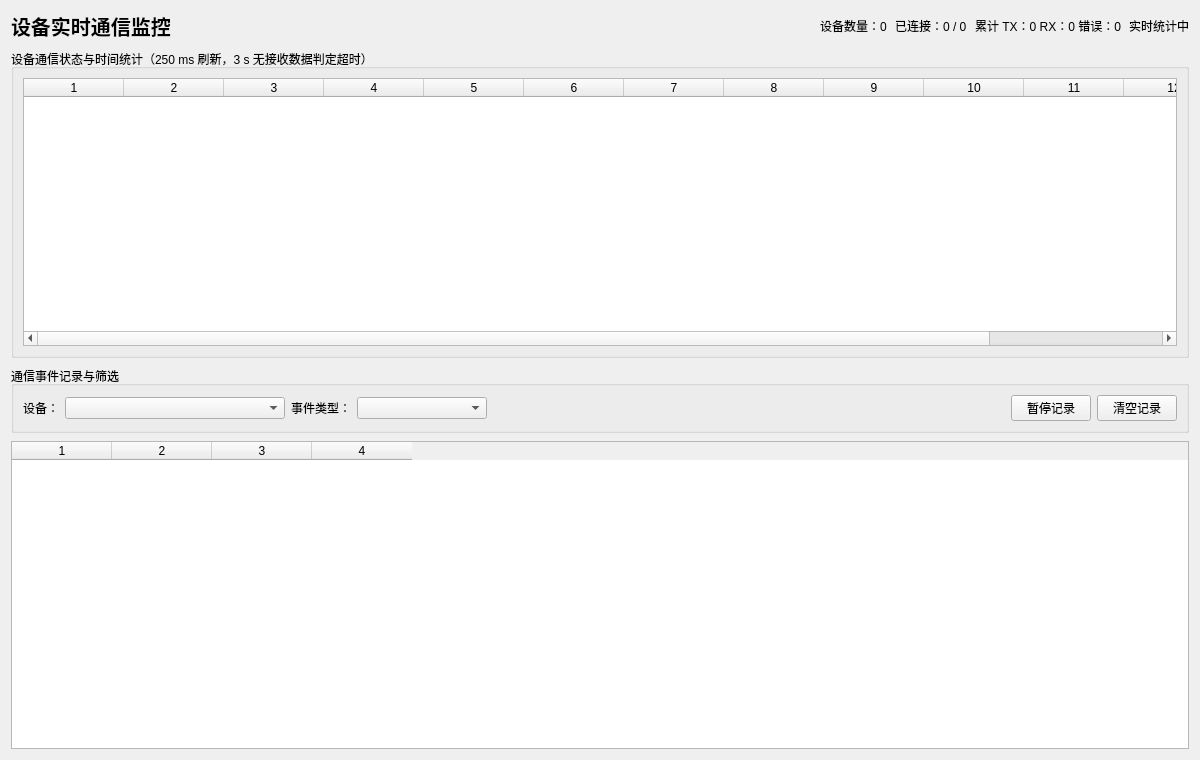
niudamei/IndustrialHub, file src/pages/MonitorPage.ui: the form before one commit.
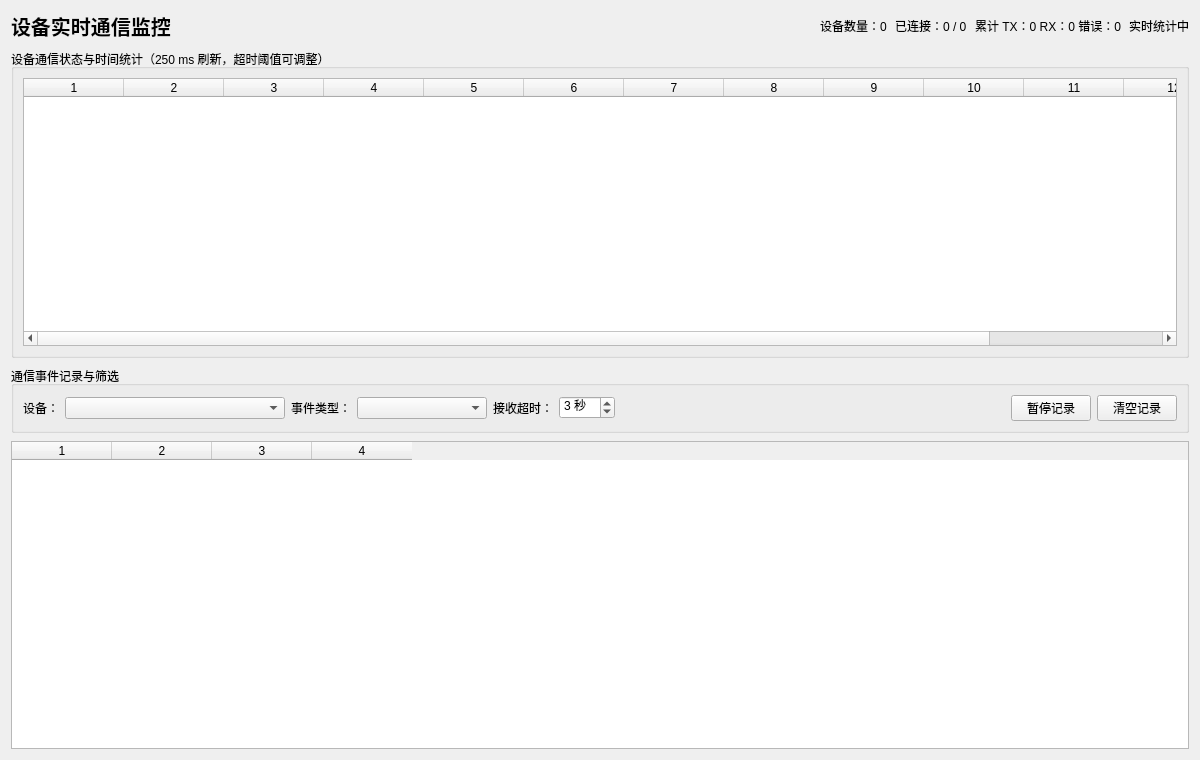
The form after the commit.

Commit message: feat(monitor): add receive timeout setting

```diff
--- a/src/pages/MonitorPage.ui
+++ b/src/pages/MonitorPage.ui
@@ -25,7 +25,7 @@
    </item>
    <item>
     <widget class="QGroupBox" name="metricsGroup">
-     <property name="title"><string>设备通信状态与时间统计（250 ms 刷新，3 s 无接收数据判定超时）</string></property>
+     <property name="title"><string>设备通信状态与时间统计（250 ms 刷新，超时阈值可调整）</string></property>
      <layout class="QVBoxLayout" name="metricsLayout">
       <item>
        <widget class="QTableWidget" name="metricsTable">
@@ -46,6 +46,13 @@
       <item><widget class="QComboBox" name="deviceFilterCombo"><property name="minimumSize"><size><width>220</width><height>0</height></size></property></widget></item>
       <item><widget class="QLabel" name="directionFilterLabel"><property name="text"><string>事件类型：</string></property></widget></item>
       <item><widget class="QComboBox" name="directionFilterCombo"><property name="minimumSize"><size><width>130</width><height>0</height></size></property></widget></item>
+      <item><widget class="QLabel" name="timeoutLabel"><property name="text"><string>接收超时：</string></property></widget></item>
+      <item><widget class="QSpinBox" name="timeoutSpinBox">
+       <property name="minimum"><number>1</number></property>
+       <property name="maximum"><number>60</number></property>
+       <property name="value"><number>3</number></property>
+       <property name="suffix"><string> 秒</string></property>
+      </widget></item>
       <item><spacer name="filterSpacer"><property name="orientation"><enum>Qt::Horizontal</enum></property><property name="sizeHint" stdset="0"><size><width>30</width><height>20</height></size></property></spacer></item>
       <item><widget class="QPushButton" name="pauseButton"><property name="text"><string>暂停记录</string></property></widget></item>
       <item><widget class="QPushButton" name="clearButton"><property name="text"><string>清空记录</string></property></widget></item>
```
